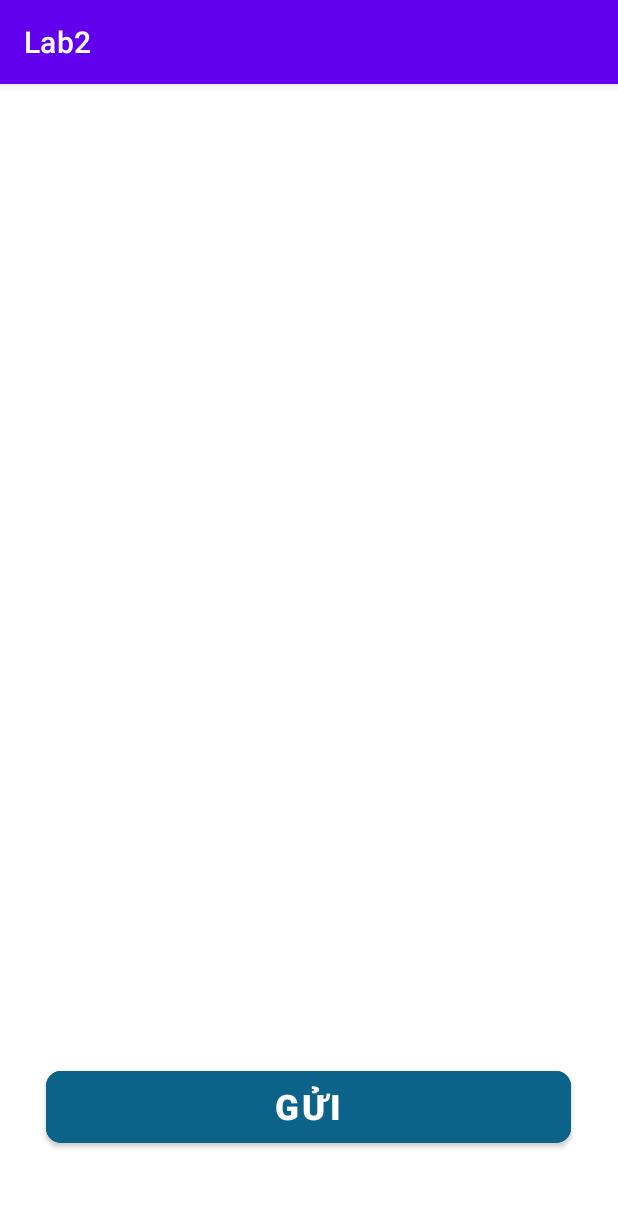
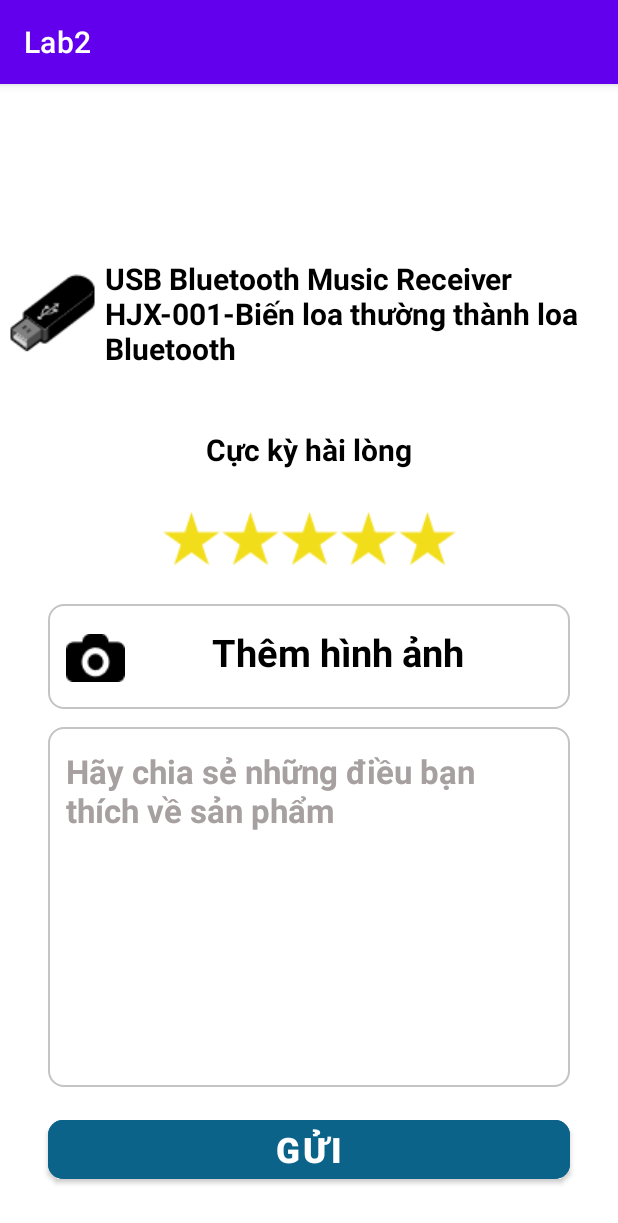
Before and after one commit to Tram190900/AndroidBasic, an Android app: the Layout_Comment screen opened directly, with no data from a screen before it, on a phone screen of 412 x 824 dp. Shown: the top 1223 px of the screen. Run offline under Robolectric (Android 15) with nearby library versions, the phone set to English and light mode, and no system bars.

Commit message:
commit layout_comment

```diff
--- /dev/null
+++ b/Lab2/app/src/main/res/drawable/border_textmutiline.xml
@@ -0,0 +1,14 @@
+<?xml version="1.0" encoding="utf-8"?>
+<shape xmlns:android="http://schemas.android.com/apk/res/android">
+    <stroke
+        android:width="1dp"
+        android:color="#C4C4C4" />
+    <corners
+        android:radius="10dp" />
+    <padding
+        android:left="12dp"
+        android:right="12dp"
+        android:top="15dp"
+        android:bottom="12dp"
+    />
+</shape>
--- a/Lab2/app/src/main/res/layout/activity_layout_comment.xml
+++ b/Lab2/app/src/main/res/layout/activity_layout_comment.xml
@@ -8,9 +8,11 @@
 
     <Button
         android:id="@+id/button"
-        android:layout_width="350dp"
-        android:layout_height="60dp"
-        android:layout_marginBottom="56dp"
+        android:layout_width="0dp"
+        android:layout_height="wrap_content"
+        android:layout_marginStart="32dp"
+        android:layout_marginEnd="32dp"
+        android:layout_marginBottom="32dp"
         android:backgroundTint="#0C638A"
         android:text="Gửi"
         android:textColor="@color/white"
@@ -19,7 +21,122 @@
         app:cornerRadius="10dp"
         app:layout_constraintBottom_toBottomOf="parent"
         app:layout_constraintEnd_toEndOf="parent"
-        app:layout_constraintHorizontal_bias="0.491"
+        app:layout_constraintHorizontal_bias="0.0"
+        app:layout_constraintStart_toStartOf="parent" />
+
+    <EditText
+        android:id="@+id/editTextTextMultiLine"
+        android:layout_width="0dp"
+        android:layout_height="240dp"
+        android:layout_marginStart="32dp"
+        android:layout_marginEnd="32dp"
+        android:layout_marginBottom="16dp"
+        android:background="@drawable/border_textmutiline"
+        android:ems="10"
+        android:gravity="start|top"
+        android:inputType="textMultiLine"
+        android:text="Hãy chia sẻ những điều bạn thích về sản phẩm"
+        android:textColor="#A6A0A0"
+        android:textSize="22sp"
+        android:textStyle="bold"
+        app:layout_constraintBottom_toTopOf="@+id/button"
+        app:layout_constraintEnd_toEndOf="parent"
+        app:layout_constraintHorizontal_bias="0.0"
+        app:layout_constraintStart_toStartOf="parent" />
+
+    <TextView
+        android:id="@+id/textView3"
+        android:layout_width="0dp"
+        android:layout_height="70dp"
+        android:layout_marginStart="32dp"
+        android:layout_marginEnd="32dp"
+        android:layout_marginBottom="12dp"
+        android:background="@drawable/border_textmutiline"
+        android:drawableLeft="@drawable/camera"
+        android:text="Thêm hình ảnh"
+        android:textAlignment="center"
+        android:textColor="@color/black"
+        android:textSize="25sp"
+        android:textStyle="bold"
+        app:layout_constraintBottom_toTopOf="@+id/editTextTextMultiLine"
+        app:layout_constraintEnd_toEndOf="parent"
+        app:layout_constraintHorizontal_bias="0.0"
+        app:layout_constraintStart_toStartOf="parent" />
+
+    <LinearLayout
+        android:id="@+id/linearLayout"
+        android:layout_width="wrap_content"
+        android:layout_height="36dp"
+        android:layout_marginBottom="25dp"
+        android:orientation="horizontal"
+        app:layout_constraintBottom_toTopOf="@+id/textView3"
+        app:layout_constraintEnd_toEndOf="parent"
+        app:layout_constraintStart_toStartOf="parent">
+
+        <ImageView
+            android:id="@+id/imageView5"
+            android:layout_width="wrap_content"
+            android:layout_height="wrap_content"
+            android:layout_weight="1"
+            app:srcCompat="@drawable/star_1" />
+
+        <ImageView
+            android:id="@+id/imageView4"
+            android:layout_width="wrap_content"
+            android:layout_height="wrap_content"
+            android:layout_weight="1"
+            app:srcCompat="@drawable/star_1" />
+
+        <ImageView
+            android:id="@+id/imageView6"
+            android:layout_width="wrap_content"
+            android:layout_height="wrap_content"
+            android:layout_weight="1"
+            app:srcCompat="@drawable/star_1" />
+
+        <ImageView
+            android:id="@+id/imageView7"
+            android:layout_width="wrap_content"
+            android:layout_height="wrap_content"
+            android:layout_weight="1"
+            app:srcCompat="@drawable/star_1" />
+
+        <ImageView
+            android:id="@+id/imageView8"
+            android:layout_width="wrap_content"
+            android:layout_height="wrap_content"
+            android:layout_weight="1"
+            app:srcCompat="@drawable/star_1" />
+    </LinearLayout>
+
+    <TextView
+        android:id="@+id/textView4"
+        android:layout_width="0dp"
+        android:layout_height="27dp"
+        android:layout_marginBottom="28dp"
+        android:text="Cực kỳ hài lòng"
+        android:textAlignment="center"
+        android:textColor="@color/black"
+        android:textSize="20sp"
+        android:textStyle="bold"
+        app:layout_constraintBottom_toTopOf="@+id/linearLayout"
+        app:layout_constraintEnd_toEndOf="parent"
+        app:layout_constraintHorizontal_bias="0.0"
+        app:layout_constraintStart_toStartOf="parent" />
+
+    <TextView
+        android:id="@+id/textView5"
+        android:layout_width="0dp"
+        android:layout_height="74dp"
+        android:layout_marginBottom="40dp"
+        android:drawableLeft="@drawable/usb"
+        android:text="USB Bluetooth Music Receiver HJX-001-Biến loa thường thành loa Bluetooth"
+        android:textColor="@color/black"
+        android:textSize="20sp"
+        android:textStyle="bold"
+        app:layout_constraintBottom_toTopOf="@+id/textView4"
+        app:layout_constraintEnd_toEndOf="parent"
+        app:layout_constraintHorizontal_bias="0.0"
         app:layout_constraintStart_toStartOf="parent" />
 
 </androidx.constraintlayout.widget.ConstraintLayout>
--- a/Lab2/app/src/main/res/layout/activity_main.xml
+++ b/Lab2/app/src/main/res/layout/activity_main.xml
@@ -9,50 +9,59 @@
 
     <TextView
         android:id="@+id/textView"
-        android:layout_width="wrap_content"
+        android:layout_width="0dp"
         android:layout_height="wrap_content"
-        android:layout_marginBottom="172dp"
+        android:layout_marginBottom="156dp"
         android:text="Forget your password ?"
+        android:textAlignment="center"
         android:textColor="@color/black"
         android:textSize="20sp"
         android:textStyle="bold"
         app:layout_constraintBottom_toBottomOf="parent"
         app:layout_constraintEnd_toEndOf="parent"
+        app:layout_constraintHorizontal_bias="0.0"
         app:layout_constraintStart_toStartOf="parent" />
 
     <Button
         android:id="@+id/btn_login"
-        android:layout_width="348dp"
-        android:layout_height="64dp"
-        android:layout_marginBottom="24dp"
+        android:layout_width="0dp"
+        android:layout_height="wrap_content"
+        android:layout_marginStart="32dp"
+        android:layout_marginEnd="32dp"
+        android:layout_marginBottom="32dp"
         android:backgroundTint="@color/black"
         android:text="LOGIN"
-        android:textSize="23sp"
+        android:textSize="26sp"
         android:textStyle="bold"
         app:layout_constraintBottom_toTopOf="@+id/textView"
         app:layout_constraintEnd_toEndOf="parent"
-        app:layout_constraintHorizontal_bias="0.492"
+        app:layout_constraintHorizontal_bias="0.0"
         app:layout_constraintStart_toStartOf="parent" />
 
     <EditText
         android:id="@+id/txt_password"
-        android:layout_width="348dp"
-        android:layout_height="60dp"
+        android:layout_width="0dp"
+        android:layout_height="wrap_content"
+        android:layout_marginStart="32dp"
+        android:layout_marginEnd="32dp"
         android:layout_marginBottom="36dp"
         android:background="@drawable/border"
         android:drawableLeft="@drawable/icon_lock"
         android:drawableRight="@drawable/eye_1"
         android:ems="10"
         android:inputType="textPassword"
+        android:textSize="18sp"
         app:layout_constraintBottom_toTopOf="@+id/btn_login"
         app:layout_constraintEnd_toEndOf="parent"
         app:layout_constraintHorizontal_bias="0.492"
-        app:layout_constraintStart_toStartOf="parent"/>
+        app:layout_constraintStart_toStartOf="parent" />
 
     <EditText
         android:id="@+id/txt_userName"
-        android:layout_width="348dp"
-        android:layout_height="60dp"
+        android:layout_width="0dp"
+        android:layout_height="wrap_content"
+        android:layout_marginStart="32dp"
+        android:layout_marginEnd="32dp"
         android:layout_marginBottom="32dp"
         android:background="@drawable/border"
         android:drawableLeft="@drawable/avatar_user_1"
@@ -66,14 +75,18 @@
 
     <TextView
         android:id="@+id/textView2"
-        android:layout_width="wrap_content"
+        android:layout_width="0dp"
         android:layout_height="wrap_content"
         android:layout_marginBottom="52dp"
         android:text="LOGIN"
+        android:textAlignment="center"
         android:textColor="@color/black"
         android:textSize="35sp"
         android:textStyle="bold"
         app:layout_constraintBottom_toTopOf="@+id/txt_userName"
         app:layout_constraintEnd_toEndOf="parent"
-        app:layout_constraintStart_toStartOf="parent" />
+        app:layout_constraintHorizontal_bias="0.0"
+        app:layout_constraintStart_toStartOf="parent"
+        app:layout_constraintTop_toTopOf="parent"
+        app:layout_constraintVertical_bias="0.982" />
 </androidx.constraintlayout.widget.ConstraintLayout>
```
